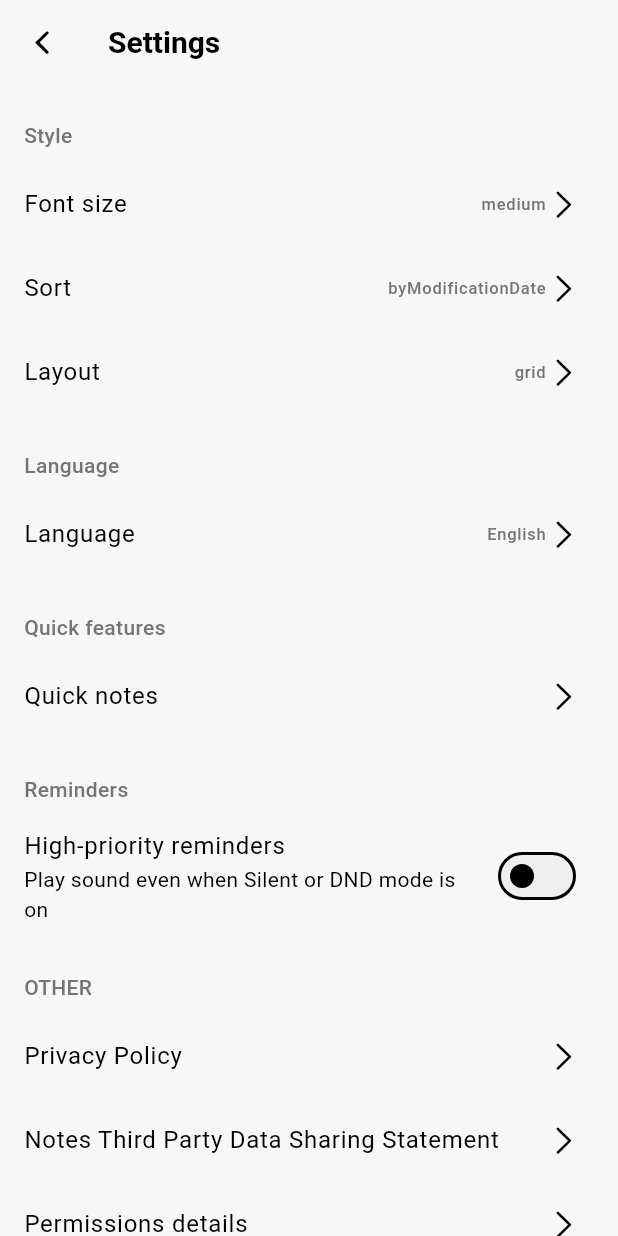
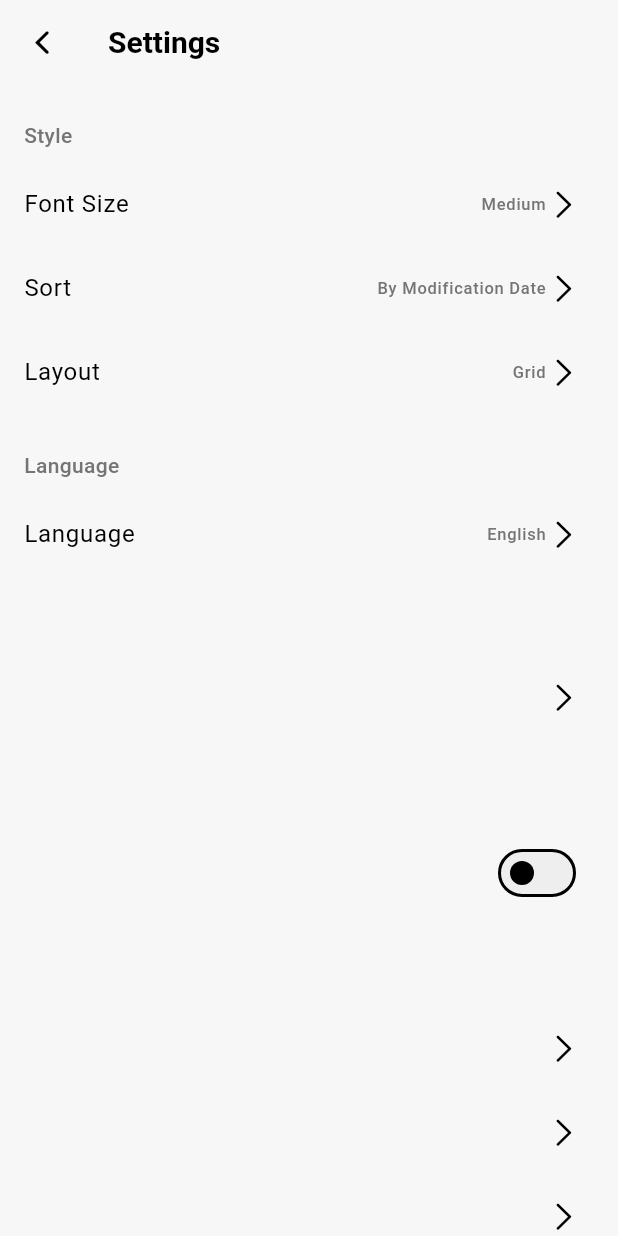
Before and after one commit to qinscode/Zephyr, a Flutter app: the SettingsScreen screen opened directly, on a phone screen of 412 x 824 dp. Run offline on Flutter 3.47's test engine with Material 3 defaults, Android fonts, the phone set to English and light mode, and no system bars; our stand-ins replace flutter_secure_storage, font_awesome_flutter, sembast; missing offline and left inert: encrypt; accounts and stored records are empty; statements that could not run were skipped.

Commit message:
feat(l10n): add localization support and improve UI text
- Add AppLocalizations import to multiple screens- Replace hardcoded text with localized strings- Update UI elements to use new localized text
- Improve readability and maintainability of code

```diff
--- a/lib/l10n/app_localizations.dart
+++ b/lib/l10n/app_localizations.dart
@@ -5,41 +5,33 @@ import 'translations/zh_cn.dart';
 
 class AppLocalizations {
   final Locale locale;
-  late final TranslationKeys _translations;
+  final TranslationKeys _translations;
 
-  AppLocalizations(this.locale) {
-    _translations = _getTranslations(locale);
-  }
+  AppLocalizations(this.locale) : _translations = _getTranslations(locale);
 
   static AppLocalizations of(BuildContext context) {
     return Localizations.of<AppLocalizations>(context, AppLocalizations)!;
   }
 
   static TranslationKeys _getTranslations(Locale locale) {
-    // 确保总是返回一个有效的翻译，默认返回英文
     switch (locale.languageCode) {
       case 'zh':
         return zhCN;
       case 'en':
       default:
-        return enUS;  // 默认返回英文翻译
+        return enUS;
     }
-  }
-
-  // 添加一个方法来检查语言是否支持
-  static bool isSupported(Locale locale) {
-    return ['en', 'zh'].contains(locale.languageCode);
   }
 
   // Notes
   String get notes => _translations.notes['title']!;
   String get noNotes => _translations.notes['noNotes']!;
   String get title => _translations.notes['title']!;
-  String get startTyping => _translations.notes['startTyping']!;
-  String get untitled => _translations.notes['untitled']!;
   String get noText => _translations.notes['noText']!;
   String get searchNotes => _translations.notes['searchNotes']!;
   String get characters => _translations.notes['characters']!;
+  String get untitled => _translations.notes['untitled']!;
+  String get inputStartTyping => _translations.notes['startTyping']!;
 
   // Folders
   String get folders => _translations.folders['title']!;
@@ -59,7 +51,43 @@ class AppLocalizations {
   String get addSubtask => _translations.tasks['addSubtask']!;
   String get setReminder => _translations.tasks['setReminder']!;
 
-  // Actions
+  // Settings
+  String get settings => _translations.settings['title']!;
+  String get style => _translations.settings['style']!;
+  String get fontSize => _translations.settings['fontSize']!['title']!;
+  String get sort => _translations.settings['sort']!['title']!;
+  String get layout => _translations.settings['layout']!['title']!;
+  Map<String, dynamic> get settingsMap => _translations.settings;
+
+  // Time
+  String get today => _translations.time['today']!;
+  String get yesterday => _translations.time['yesterday']!;
+  Map<String, dynamic> get time => _translations.time;
+
+  // Language
+  Map<String, dynamic> get language => _translations.language;
+
+  // Alerts
+  Map<String, dynamic> get alerts => _translations.alerts;
+  String get exitConfirm => _translations.alerts['exitConfirm']!;
+  String get exit => _translations.alerts['exit']!;
+  String get emptyTrashConfirm => _translations.alerts['emptyTrashConfirm']!;
+  String get searching => _translations.alerts['searching']!;
+  String get startTyping => _translations.alerts['startTyping']!;
+  String get itemsInTrash => _translations.alerts['itemsInTrash']!;
+  String get noItemsInTrash => _translations.alerts['noItemsInTrash']!;
+
+  // Share
+  Map<String, dynamic> get shareMap => _translations.share;
+
+  // Editor
+  Map<String, dynamic> get editor => _translations.editor;
+
+  // Date Format
+  Map<String, dynamic> get dateFormat => _translations.dateFormat;
+
+  // Common Actions
+  Map<String, dynamic> get actions => _translations.actions;
   String get create => _translations.actions['create']!;
   String get rename => _translations.actions['rename']!;
   String get delete => _translations.actions['delete']!;
@@ -68,20 +96,56 @@ class AppLocalizations {
   String get done => _translations.actions['done']!;
   String get share => _translations.actions['share']!;
   String get moveToTrash => _translations.actions['moveToTrash']!;
-  String get exitConfirm => _translations.actions['exitConfirm']!;
-  String get exit => _translations.actions['exit']!;
+  String get restore => _translations.actions['restore']!;
+  String get deletePermanently => _translations.actions['deletePermanently']!;
+  String get tryAgain => _translations.actions['tryAgain']!;
 
-  // Settings
-  String get settings => _translations.settings['title']!;
-  String get style => _translations.settings['style']!;
-  String get fontSize => _translations.settings['fontSize']!;
-  String get sort => _translations.settings['sort']!;
-  String get layout => _translations.settings['layout']!;
-  String get darkMode => _translations.settings['darkMode']!;
+  // Static methods
+  static bool isSupported(Locale locale) {
+    return ['en', 'zh'].contains(locale.languageCode);
+  }
 
-  // Time
-  String get today => _translations.time['today']!;
-  String get yesterday => _translations.time['yesterday']!;
+  // 辅助方法，用于安全地获取嵌套的值
+  String? getNestedValue(String section, String key) {
+    final sectionMap = _translations.toJson()[section];
+    if (sectionMap is Map<String, dynamic>) {
+      final value = sectionMap[key];
+      if (value is Map<String, dynamic>) {
+        return value.toString();
+      }
+      return value?.toString();
+    }
+    return null;
+  }
+
+  // 获取设置中的嵌套值
+  String getSettingsValue(String key, String subKey) {
+    final settingsMap = _translations.settings[key];
+    if (settingsMap is Map<String, dynamic>) {
+      return settingsMap[subKey]?.toString() ?? '';
+    }
+    return '';
+  }
+
+  // 获取分享中的值
+  String getShareValue(String key) {
+    return _translations.share[key]?.toString() ?? '';
+  }
+
+  // 获取字体大小选项
+  String getFontSizeOption(String option) {
+    return _translations.settings['fontSize']![option]?.toString() ?? '';
+  }
+
+  // 获取排序选项
+  String getSortOption(String option) {
+    return _translations.settings['sort']![option]?.toString() ?? '';
+  }
+
+  // 获取布局选项
+  String getLayoutOption(String option) {
+    return _translations.settings['layout']![option]?.toString() ?? '';
+  }
 }
 
 class AppLocalizationsDelegate extends LocalizationsDelegate<AppLocalizations> {
--- a/lib/l10n/translations/en_us.dart
+++ b/lib/l10n/translations/en_us.dart
@@ -45,9 +45,23 @@ const enUS = TranslationKeys(
   settings: {
     'title': 'Settings',
     'style': 'Style',
-    'fontSize': 'Font size',
-    'sort': 'Sort',
-    'layout': 'Layout',
+    'fontSize': {
+      'title': 'Font Size',
+      'small': 'Small',
+      'medium': 'Medium',
+      'large': 'Large',
+      'huge': 'Huge',
+    },
+    'sort': {
+      'title': 'Sort',
+      'byCreationDate': 'By Creation Date',
+      'byModificationDate': 'By Modification Date',
+    },
+    'layout': {
+      'title': 'Layout',
+      'list': 'List',
+      'grid': 'Grid',
+    },
     'darkMode': 'Dark Mode',
     'quickFeatures': 'Quick features',
     'quickNotes': 'Quick notes',
@@ -58,11 +72,20 @@ const enUS = TranslationKeys(
     'privacyPolicy': 'Privacy Policy',
     'dataSharing': 'Notes Third Party Data Sharing Statement',
     'permissions': 'Permissions details',
+    'sortByDate': 'Date (Newest first)',
+    'sortByTitle': 'Title',
+    'include': 'Include',
+    'folderExists': 'A folder with this name already exists',
+    'enterFolderName': 'Please enter a folder name',
   },
   time: {
     'today': 'Today',
     'yesterday': 'Yesterday',
     'tomorrow': 'Tomorrow',
+    'startDate': 'Start Date',
+    'endDate': 'End Date',
+    'to': 'to',
+    'at': 'at',
   },
   language: {
     'title': 'Language',
@@ -75,6 +98,16 @@ const enUS = TranslationKeys(
     'exit': 'Exit',
     'deleteConfirm': 'Are you sure you want to delete?',
     'emptyTrashConfirm': 'Empty trash? All items will be permanently deleted.',
+    'error': 'Error',
+    'oops': 'Oops! Something went wrong.',
+    'tryAgain': 'Try Again',
+    'noFolders': 'No folders yet',
+    'noResults': 'No results found for "{}"',
+    'startTyping': 'Start typing to search',
+    'searching': 'Searching...',
+    'itemsInTrash': 'Items in the trash are kept for 30 days before being permanently deleted',
+    'noItemsInTrash': 'No items in trash',
+    'deleted': 'Deleted {}',
   },
   share: {
     'shareNote': 'Share note',
@@ -89,4 +122,16 @@ const enUS = TranslationKeys(
     'checkList': 'Check List',
     'format': 'Format',
   },
+  dateFormat: {
+    'shortTime': 'h:mm a',  // 12小时制时间格式
+    'shortDate': 'MMM d',   // 短日期格式
+    'fullDate': 'MMMM d, yyyy',  // 完整日期格式
+    'fullDateTime': 'MMMM d, yyyy h:mm a',  // 完整日期时间格式
+    'yesterday': 'Yesterday',
+    'today': 'Today',
+    'tomorrow': 'Tomorrow',
+    'daysAgo': '{} days ago',
+    'inDays': 'in {} days',
+    'charactersCount': '{} characters',  // 字符计数格式
+  },
 );
--- a/lib/l10n/translations/translation_keys.dart
+++ b/lib/l10n/translations/translation_keys.dart
@@ -1,14 +1,15 @@
 class TranslationKeys {
-  final Map<String, String> notes;
-  final Map<String, String> folders;
-  final Map<String, String> tasks;
-  final Map<String, String> actions;
-  final Map<String, String> settings;
-  final Map<String, String> time;
-  final Map<String, String> language;  // 新增语言设置
-  final Map<String, String> alerts;    // 新增提醒对话框
-  final Map<String, String> share;     // 新增分享选项
-  final Map<String, String> editor;    // 新增编辑器选项
+  final Map<String, dynamic> notes;
+  final Map<String, dynamic> folders;
+  final Map<String, dynamic> tasks;
+  final Map<String, dynamic> actions;
+  final Map<String, dynamic> settings;
+  final Map<String, dynamic> time;
+  final Map<String, dynamic> language;
+  final Map<String, dynamic> alerts;
+  final Map<String, dynamic> share;
+  final Map<String, dynamic> editor;
+  final Map<String, dynamic> dateFormat;
 
   const TranslationKeys({
     required this.notes,
@@ -21,5 +22,30 @@ class TranslationKeys {
     required this.alerts,
     required this.share,
     required this.editor,
+    required this.dateFormat,
   });
+
+  // 添加 toJson 方法
+  Map<String, dynamic> toJson() => {
+    'notes': notes,
+    'folders': folders,
+    'tasks': tasks,
+    'actions': actions,
+    'settings': settings,
+    'time': time,
+    'language': language,
+    'alerts': alerts,
+    'share': share,
+    'editor': editor,
+    'dateFormat': dateFormat,
+  };
+
+  // 辅助方法，用于安全地获取嵌套的值
+  String? getNestedValue(Map<String, dynamic> map, String key, String subKey) {
+    final value = map[key];
+    if (value is Map<String, dynamic>) {
+      return value[subKey]?.toString();
+    }
+    return null;
+  }
 }
--- a/lib/l10n/translations/zh_cn.dart
+++ b/lib/l10n/translations/zh_cn.dart
@@ -45,9 +45,23 @@ const zhCN = TranslationKeys(
   settings: {
     'title': '设置',
     'style': '样式',
-    'fontSize': '字体大小',
-    'sort': '排序',
-    'layout': '布局',
+    'fontSize': {
+      'title': '字体大小',
+      'small': '小',
+      'medium': '中',
+      'large': '大',
+      'huge': '超大',
+    },
+    'sort': {
+      'title': '排序',
+      'byCreationDate': '按创建时间',
+      'byModificationDate': '按修改时间',
+    },
+    'layout': {
+      'title': '布局',
+      'list': '列表',
+      'grid': '网格',
+    },
     'darkMode': '深色模式',
     'quickFeatures': '快捷功能',
     'quickNotes': '快速笔记',
@@ -58,23 +72,42 @@ const zhCN = TranslationKeys(
     'privacyPolicy': '隐私政策',
     'dataSharing': '笔记第三方数据共享声明',
     'permissions': '权限详情',
+    'sortByDate': '日期（最新优先）',
+    'sortByTitle': '标题',
+    'include': '包含',
+    'folderExists': '已存在同名文件夹',
+    'enterFolderName': '请输入文件夹名称',
+  },
+  alerts: {
+    'exitConfirm': '确定要退出吗？',
+    'exit': '退出',
+    'deleteConfirm': '确定要删除吗？',
+    'emptyTrashConfirm': '清空回收站？所有项目将被永久删除。',
+    'error': '错误',
+    'oops': '糟糕！出现了一些问题。',
+    'tryAgain': '重试',
+    'noFolders': '暂无文件夹',
+    'noResults': '未找到与"{}"相关的结果',
+    'startTyping': '输入以开始搜索',
+    'searching': '搜索中...',
+    'itemsInTrash': '回收站中的项目将在30天后永久删除',
+    'noItemsInTrash': '回收站为空',
+    'deleted': '已删除 {}',
   },
   time: {
     'today': '今天',
     'yesterday': '昨天',
     'tomorrow': '明天',
+    'startDate': '开始日期',
+    'endDate': '结束日期',
+    'to': '至',
+    'at': '于',
   },
   language: {
     'title': '语言',
     'selectLanguage': '选择语言',
     'english': 'English',
     'chinese': '中文',
-  },
-  alerts: {
-    'exitConfirm': '确定要退出吗？',
-    'exit': '退出',
-    'deleteConfirm': '确定要删除吗？',
-    'emptyTrashConfirm': '清空回收站？所有项目将被永久删除。',
   },
   share: {
     'shareNote': '分享笔记',
@@ -84,9 +117,21 @@ const zhCN = TranslationKeys(
   },
   editor: {
     'list': '列表',
-    'image': '图片',
+    'image': '片',
     'draw': '绘画',
     'checkList': '清单',
     'format': '格式',
   },
+  dateFormat: {
+    'shortTime': 'HH:mm',  // 24小时制时间格式
+    'shortDate': 'M月d日',  // 短日期格式
+    'fullDate': 'yyyy年M月d日',  // 完整日期格式
+    'fullDateTime': 'yyyy年M月d日 HH:mm',  // 完整日期时间格式
+    'yesterday': '昨天',
+    'today': '今天',
+    'tomorrow': '明天',
+    'daysAgo': '{}天前',
+    'inDays': '{}天后',
+    'charactersCount': '{}个字符',  // 字符计数格式
+  },
 );
--- a/lib/screens/settings_screen.dart
+++ b/lib/screens/settings_screen.dart
@@ -9,71 +9,77 @@ class SettingsScreen extends StatelessWidget {
 
   @override
   Widget build(BuildContext context) {
+    final l10n = AppLocalizations.of(context);
     return Scaffold(
       appBar: AppBar(
         leading: IconButton(
           icon: const Icon(CupertinoIcons.back),
           onPressed: () => Navigator.pop(context),
         ),
-        title: Text(AppLocalizations.of(context).settings),
+        title: Text(l10n.settings),
       ),
       body: Consumer<SettingsModel>(
         builder: (context, settings, child) {
           return ListView(
             children: [
-              const _SectionHeader(title: 'Style'),
+              _SectionHeader(title: l10n.style),
               _SettingsItem(
-                title: AppLocalizations.of(context).fontSize,
-                value: settings.fontSize.name,
+                title: l10n.fontSize,
+                value: l10n.getFontSizeOption(settings.fontSize.name),  // 使用辅助方法获取本地化的字体大小名称
                 onTap: () => _showFontSizeDialog(context, settings),
               ),
               _SettingsItem(
-                title: AppLocalizations.of(context).sort,
-                value: settings.sortBy.name,
+                title: l10n.sort,
+                value: l10n.getSortOption(settings.sortBy.name),  // 使用辅助方法获取本地化的排序方式名称
                 onTap: () => _showSortDialog(context, settings),
               ),
               _SettingsItem(
-                title: AppLocalizations.of(context).layout,
-                value: settings.layout.name,
+                title: l10n.layout,
+                value: l10n.getLayoutOption(settings.layout.name),  // 使用辅助方法获取本地化的布局名称
                 onTap: () => _showLayoutDialog(context, settings),
               ),
 
-              // 添加语言设置部分
-              const _SectionHeader(title: 'Language'),
+              // 语言设置
+              _SectionHeader(title: l10n.language['title']!),
               _SettingsItem(
-                title: 'Language',
-                value: settings.locale.languageCode == 'en' ? 'English' : '中文',
+                title: l10n.language['title']!,
+                value: settings.locale.languageCode == 'en'
+                    ? l10n.language['english']!
+                    : l10n.language['chinese']!,
                 onTap: () => _showLanguageDialog(context, settings),
               ),
 
-              const _SectionHeader(title: 'Quick features'),
-              const ListTile(
-                title: Text('Quick notes'),
-                trailing: Icon(CupertinoIcons.right_chevron),
+              // 快捷功能
+              _SectionHeader(title: l10n.getSettingsValue('quickFeatures', 'title')),
+              ListTile(
+                title: Text(l10n.getSettingsValue('quickNotes', 'title')),
+                trailing: const Icon(CupertinoIcons.right_chevron),
               ),
-              const _SectionHeader(title: 'Reminders'),
+
+              // 提醒设置
+              _SectionHeader(title: l10n.getSettingsValue('reminders', 'title')),
               SwitchListTile(
-                title: const Text('High-priority reminders'),
-                subtitle: const Text(
-                  'Play sound even when Silent or DND mode is on',
-                ),
+                title: Text(l10n.getSettingsValue('highPriorityReminders', 'title')),
+                subtitle: Text(l10n.getSettingsValue('highPriorityReminders', 'desc')),
                 value: settings.highPriorityReminders,
                 onChanged: (value) {
                   settings.setHighPriorityReminders(value);
                 },
               ),
-              const _SectionHeader(title: 'OTHER'),
-              const ListTile(
-                title: Text('Privacy Policy'),
-                trailing: Icon(CupertinoIcons.right_chevron),
+
+              // 其他设置
+              _SectionHeader(title: l10n.getSettingsValue('other', 'title')),
+              ListTile(
+                title: Text(l10n.getSettingsValue('privacyPolicy', 'title')),
+                trailing: const Icon(CupertinoIcons.right_chevron),
               ),
-              const ListTile(
-                title: Text('Notes Third Party Data Sharing Statement'),
-                trailing: Icon(CupertinoIcons.right_chevron),
+              ListTile(
+                title: Text(l10n.getSettingsValue('dataSharing', 'title')),
+                trailing: const Icon(CupertinoIcons.right_chevron),
               ),
-              const ListTile(
-                title: Text('Permissions details'),
-                trailing: Icon(CupertinoIcons.right_chevron),
+              ListTile(
+                title: Text(l10n.getSettingsValue('permissions', 'title')),
+                trailing: const Icon(CupertinoIcons.right_chevron),
               ),
             ],
           );
@@ -82,18 +88,19 @@ class SettingsScreen extends StatelessWidget {
     );
   }
 
-  // 添加语言选择对话框
+  // 语言选择对话框
   void _showLanguageDialog(BuildContext context, SettingsModel settings) {
+    final l10n = AppLocalizations.of(context);
     showDialog(
       context: context,
       builder: (context) {
         return AlertDialog(
-          title: const Text('Select Language'),
+          title: Text(l10n.language['selectLanguage']!),
           content: Column(
             mainAxisSize: MainAxisSize.min,
             children: [
               RadioListTile<Locale>(
-                title: const Text('English'),
+                title: Text(l10n.language['english']!),
                 value: const Locale('en', 'US'),
                 groupValue: settings.locale,
                 onChanged: (value) {
@@ -104,7 +111,7 @@ class SettingsScreen extends StatelessWidget {
                 },
               ),
               RadioListTile<Locale>(
-                title: const Text('中文'),
+                title: Text(l10n.language['chinese']!),
                 value: const Locale('zh', 'CN'),
                 groupValue: settings.locale,
                 onChanged: (value) {
@@ -119,7 +126,7 @@ class SettingsScreen extends StatelessWidget {
           actions: [
             TextButton(
               onPressed: () => Navigator.pop(context),
-              child: Text(AppLocalizations.of(context).cancel),
+              child: Text(l10n.cancel),
             ),
           ],
         );
@@ -128,16 +135,17 @@ class SettingsScreen extends StatelessWidget {
   }
 
   void _showFontSizeDialog(BuildContext context, SettingsModel settings) {
+    final l10n = AppLocalizations.of(context);
     showDialog(
       context: context,
       builder: (context) {
         return AlertDialog(
-          title: const Text('Font size'),
+          title: Text(l10n.getSettingsValue('fontSize', 'title')),
           content: Column(
             mainAxisSize: MainAxisSize.min,
             children: FontSize.values.map((size) {
               return RadioListTile<FontSize>(
-                title: Text(size.name),
+                title: Text(l10n.getSettingsValue('fontSize', size.name)),
                 value: size,
                 groupValue: settings.fontSize,
                 onChanged: (value) {
@@ -149,22 +157,32 @@ class SettingsScreen extends StatelessWidget {
               );
             }).toList(),
           ),
+          actions: [
+            TextButton(
+              onPressed: () => Navigator.pop(context),
+              child: Text(l10n.cancel),
+            ),
+          ],
         );
       },
     );
   }
 
   void _showSortDialog(BuildContext context, SettingsModel settings) {
+    final l10n = AppLocalizations.of(context);
     showDialog(
       context: context,
       builder: (context) {
         return AlertDialog(
-          title: const Text('Sort'),
+          title: Text(l10n.getSettingsValue('sort', 'title')),
           content: Column(
             mainAxisSize: MainAxisSize.min,
             children: SortBy.values.map((sort) {
+              String sortName = sort == SortBy.byCreationDate
+                  ? 'byCreationDate'
+                  : 'byModificationDate';
               return RadioListTile<SortBy>(
-                title: Text(sort.name),
+                title: Text(l10n.getSettingsValue('sort', sortName)),
                 value: sort,
                 groupValue: settings.sortBy,
                 onChanged: (value) {
@@ -176,22 +194,29 @@ class SettingsScreen extends StatelessWidget {
               );
             }).toList(),
           ),
+          actions: [
+            TextButton(
+              onPressed: () => Navigator.pop(context),
+              child: Text(l10n.cancel),
+            ),
+          ],
         );
       },
     );
   }
 
   void _showLayoutDialog(BuildContext context, SettingsModel settings) {
+    final l10n = AppLocalizations.of(context);
     showDialog(
       context: context,
       builder: (context) {
         return AlertDialog(
-          title: const Text('Layout'),
+          title: Text(l10n.getSettingsValue('layout', 'title')),
           content: Column(
             mainAxisSize: MainAxisSize.min,
             children: NoteLayout.values.map((layout) {
               return RadioListTile<NoteLayout>(
-                title: Text(layout.name),
+                title: Text(l10n.getSettingsValue('layout', layout.name)),
                 value: layout,
                 groupValue: settings.layout,
                 onChanged: (value) {
@@ -203,6 +228,12 @@ class SettingsScreen extends StatelessWidget {
               );
             }).toList(),
           ),
+          actions: [
+            TextButton(
+              onPressed: () => Navigator.pop(context),
+              child: Text(l10n.cancel),
+            ),
+          ],
         );
       },
     );
```
Also changed, not shown: lib/main.dart (+10 -8 lines), lib/screens/folders_screen.dart (+32 -30 lines), lib/screens/note_editor_screen.dart (+35 -16 lines), lib/screens/task_editor_screen.dart (+27 -19 lines), lib/screens/trash_screen.dart (+22 -22 lines), lib/widgets/search/filter_bottom_sheet.dart (+25 -23 lines), lib/widgets/search/search_screen.dart (+5 -2 lines).
